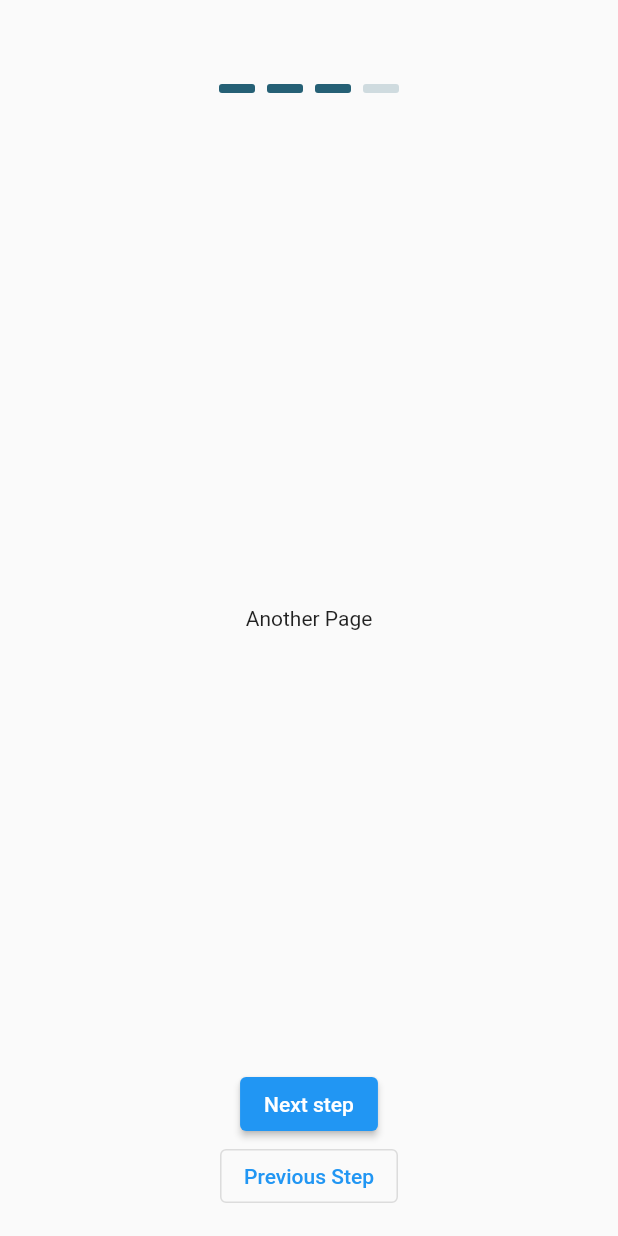
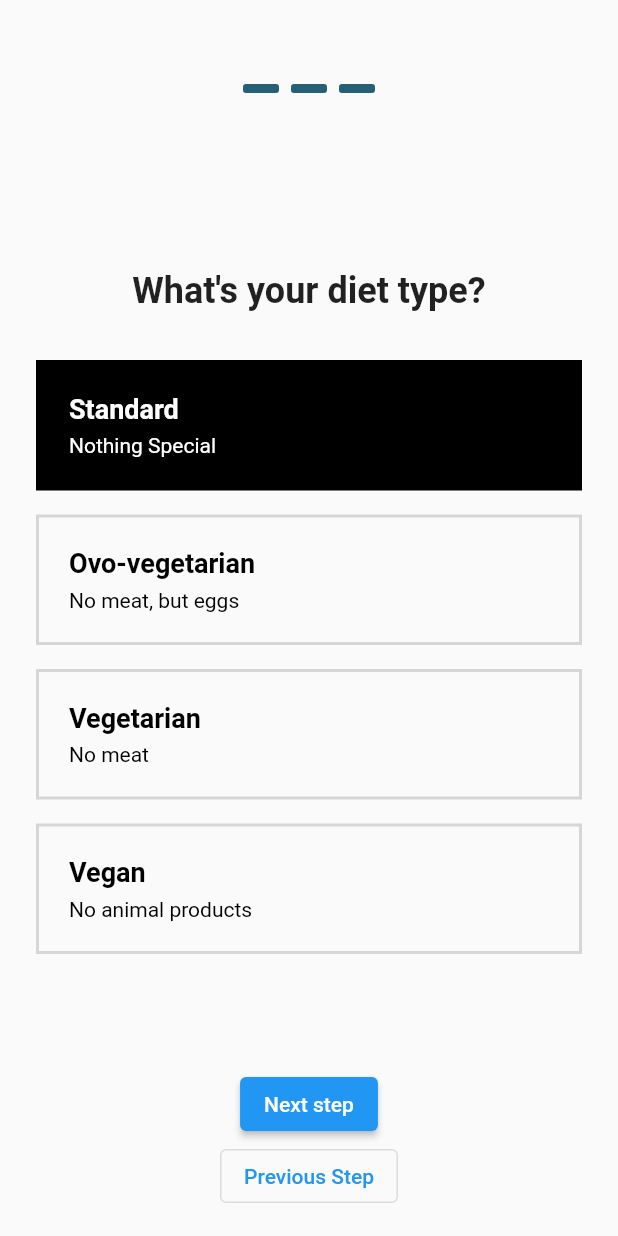
Before and after one commit to mohitsoni-dev/fitness-app-flutter, a Flutter app: the UserInfo screen opened directly, swiped to page 3, on a phone screen of 412 x 824 dp. Run offline on Flutter 3.47's test engine with Material 2 defaults, Android fonts, the phone set to English and light mode, and no system bars; our stand-ins replace flutter_animation_progress_bar, google_nav_bar, line_icons, numberpicker, shared_preferences; accounts and stored records are empty; network calls fail.

```diff
--- /dev/null
+++ b/lib/ui/views/user_diet.dart
@@ -0,0 +1,78 @@
+import 'package:fitness_app_flutter/constants/shared_preferences.dart';
+import 'package:fitness_app_flutter/ui/widgets/goal_container.dart';
+import 'package:flutter/material.dart';
+
+class UserDiet extends StatefulWidget {
+  const UserDiet({Key? key}) : super(key: key);
+
+  @override
+  _UserDietState createState() => _UserDietState();
+}
+
+class _UserDietState extends State<UserDiet> {
+  Diet selectedDiet = Diet.standard;
+
+  handleDietSelect(Diet selectedDiet) async {
+    setState(() {
+      this.selectedDiet = selectedDiet;
+    });
+    await addStringToSF(tag: USER_DIET, string: selectedDiet.toString());
+  }
+
+  @override
+  void initState() {
+    handleDietSelect(Diet.standard);
+    super.initState();
+  }
+
+  @override
+  Widget build(BuildContext context) {
+    return Scaffold(
+      body: Padding(
+        padding: const EdgeInsets.all(24.0),
+        child: Column(
+          mainAxisSize: MainAxisSize.max,
+          mainAxisAlignment: MainAxisAlignment.center,
+          crossAxisAlignment: CrossAxisAlignment.center,
+          children: [
+            Text(
+              'What\'s your diet type?',
+              style: TextStyle(fontWeight: FontWeight.bold, fontSize: 24),
+            ),
+            SizedBox(height: 24.0),
+            GoalContainer(
+              header: 'Standard',
+              subHeader: 'Nothing Special',
+              emoticon: '',
+              isSelected: selectedDiet == Diet.standard,
+              onTap: () => handleDietSelect(Diet.standard),
+            ),
+            GoalContainer(
+              header: 'Ovo-vegetarian',
+              subHeader: 'No meat, but eggs',
+              emoticon: '',
+              isSelected: selectedDiet == Diet.eggs,
+              onTap: () => handleDietSelect(Diet.eggs),
+            ),
+            GoalContainer(
+              header: 'Vegetarian',
+              subHeader: 'No meat',
+              emoticon: '',
+              isSelected: selectedDiet == Diet.veg,
+              onTap: () => handleDietSelect(Diet.veg),
+            ),
+            GoalContainer(
+              header: 'Vegan',
+              subHeader: 'No animal products',
+              emoticon: '',
+              isSelected: selectedDiet == Diet.vegan,
+              onTap: () => handleDietSelect(Diet.vegan),
+            ),
+          ],
+        ),
+      ),
+    );
+  }
+}
+
+enum Diet { standard, eggs, veg, vegan }
--- a/lib/ui/views/user_goal.dart
+++ b/lib/ui/views/user_goal.dart
@@ -30,7 +30,7 @@ class _UserGoalState extends State<UserGoal> {
           crossAxisAlignment: CrossAxisAlignment.center,
           children: [
             Text(
-              'What\'s you goal?',
+              'What\'s your goal?',
               style: TextStyle(fontWeight: FontWeight.bold, fontSize: 24),
             ),
             SizedBox(height: 24.0),
--- a/lib/ui/views/user_pages.dart
+++ b/lib/ui/views/user_pages.dart
@@ -1,5 +1,7 @@
+import 'package:fitness_app_flutter/constants/shared_preferences.dart';
 import 'package:fitness_app_flutter/ui/views/dashboard.dart';
 import 'package:fitness_app_flutter/ui/views/user_data.dart';
+import 'package:fitness_app_flutter/ui/views/user_diet.dart';
 import 'package:fitness_app_flutter/ui/views/user_goal.dart';
 import 'package:flutter/material.dart';
 
@@ -17,16 +19,11 @@ class _UserInfoState extends State<UserInfo> {
   List<Widget> _pages = [
     UserGoal(),
     UserData(),
-    Center(
-      child: Text('Another Page'),
-    ),
-    Center(
-      child: Text('Another Page'),
-    ),
+    UserDiet(),
   ];
 
   List<Widget> indicator() => List<Widget>.generate(
-        4,
+        3,
         (index) => Container(
           margin: EdgeInsets.symmetric(horizontal: 4.0),
           height: 6.0,
@@ -50,7 +47,7 @@ class _UserInfoState extends State<UserInfo> {
             PageView.builder(
               physics: NeverScrollableScrollPhysics(),
               controller: _pageViewController,
-              itemCount: 4,
+              itemCount: 3,
               itemBuilder: (BuildContext context, int index) {
                 _pageViewController.addListener(() {
                   setState(() {
@@ -80,8 +77,8 @@ class _UserInfoState extends State<UserInfo> {
                 child: Column(
                   children: [
                     ElevatedButton(
-                      onPressed: () {
-                        if (currentPage == 3) {
+                      onPressed: () async {
+                        if (currentPage == 2) {
                           Navigator.of(context).pushReplacement(
                               MaterialPageRoute(
                                   builder: (context) => DashBoard()));
@@ -93,7 +90,8 @@ class _UserInfoState extends State<UserInfo> {
                       },
                       child: Text('Next step'),
                     ),
-                    OutlinedButton(
+                    currentPage != 0
+                        ? OutlinedButton(
                             onPressed: () {
                               if (currentPage == 0) {
                                 Navigator.pop(context);
@@ -105,6 +103,7 @@ class _UserInfoState extends State<UserInfo> {
                             },
                             child: Text('Previous Step'),
                           )
+                        : Container()
                   ],
                 ),
               ),
--- a/lib/ui/views/welcome_screen.dart
+++ b/lib/ui/views/welcome_screen.dart
@@ -1,8 +1,6 @@
 import 'package:fitness_app_flutter/constants/welcome_screen_data.dart';
 import 'package:fitness_app_flutter/ui/views/user_pages.dart';
 import 'package:flutter/material.dart';
-
-import 'dashboard.dart';
 
 class WelcomeScreen extends StatefulWidget {
   const WelcomeScreen({Key? key}) : super(key: key);
--- a/pubspec.yaml
+++ b/pubspec.yaml
@@ -18,6 +18,7 @@ dependencies:
   flutter_animation_progress_bar: ^2.0.1
   shared_preferences: ^2.0.7
   numberpicker: ^2.1.1
+  after_layout: ^1.1.0
 
 dev_dependencies:
   flutter_test:
```
Also changed, not shown: lib/constants/shared_preferences.dart (+17 -12 lines), lib/main.dart (+34 -1 lines), lib/ui/views/home.dart (+35 -8 lines), lib/ui/views/user_data.dart (+41 -9 lines), pubspec.lock. Lines whose indentation alone changed are shown as unchanged.
